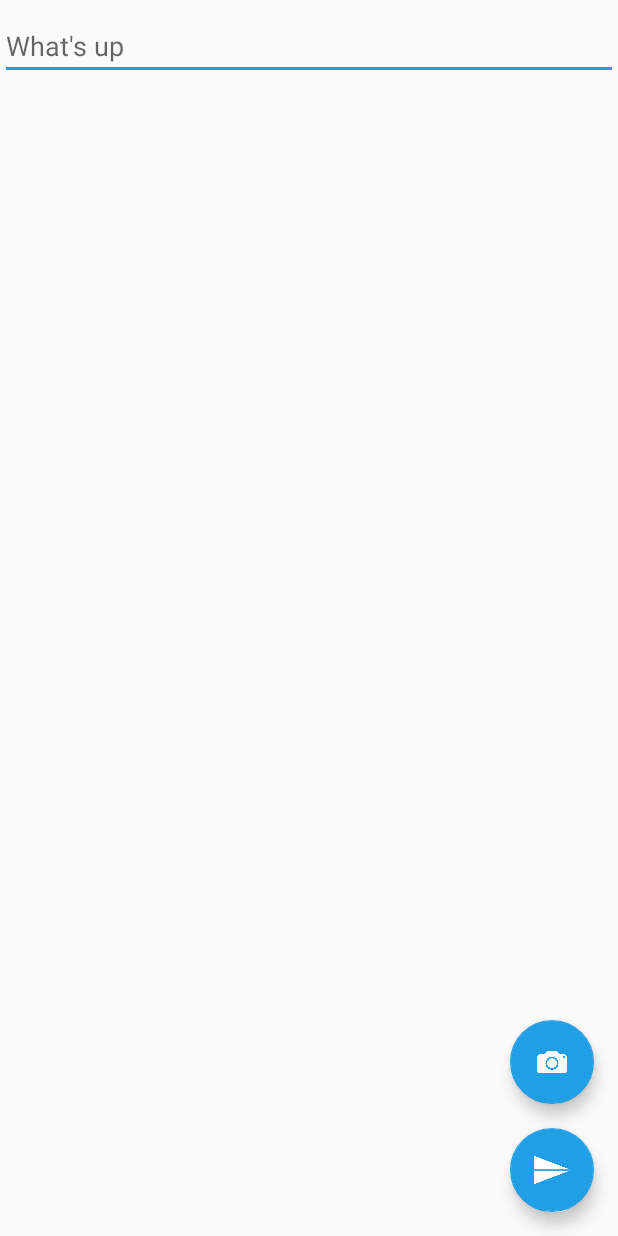
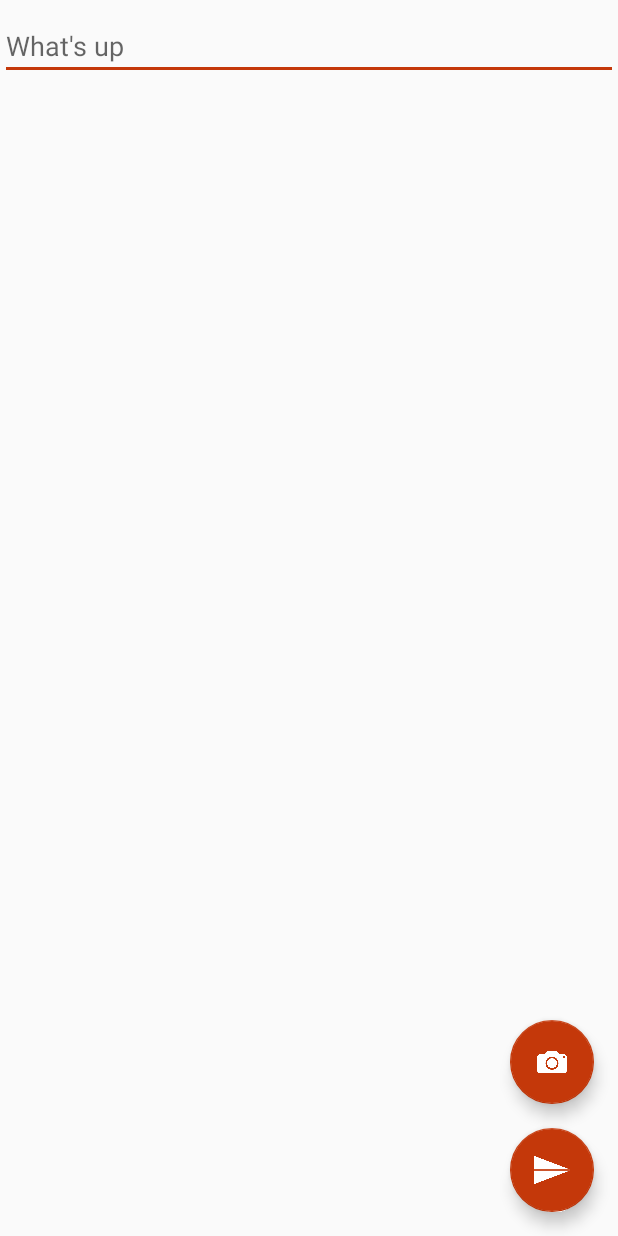
Before and after one commit to xsongUT/Red_v1, an Android app built with Jetpack Compose: the RedActivity screen opened directly, with no data from a screen before it, on a phone screen of 412 x 824 dp. Run offline under Robolectric (Android 15) with nearby library versions, the phone set to English and light mode, and no system bars; our stand-ins replace Firebase (no records; nobody signed in at launch, a user with empty details on screens opened directly); 1 statement that could not run was skipped.

Commit message:
change icons

```diff
--- a/app/src/main/res/values/colors.xml
+++ b/app/src/main/res/values/colors.xml
@@ -10,7 +10,7 @@
     <color name="blue">#FF0000FF</color>
     <color name="colorPrimary">#FFDDDDDD</color>
     <color name="colorPrimaryDark">#FFBBBBBB</color>
-    <color name="colorAccent">#FF209ee6</color>
+    <color name="colorAccent">#FFc4380a</color>
     <color name="dark_gray">#FF777777</color>
     <color name="transparent_gray">#99cccccc</color>
     <color name="shadow">#cadddddd</color>
```
Also changed, not shown: app/src/main/java/com/example/red_v1/activities/HomeActivity.kt (+4 -5 lines), app/src/main/res/drawable/home.png, app/src/main/res/drawable/logo.png, app/src/main/res/drawable/myactivity.png, app/src/main/res/drawable/search.png, app/src/main/res/drawable/title.png.
